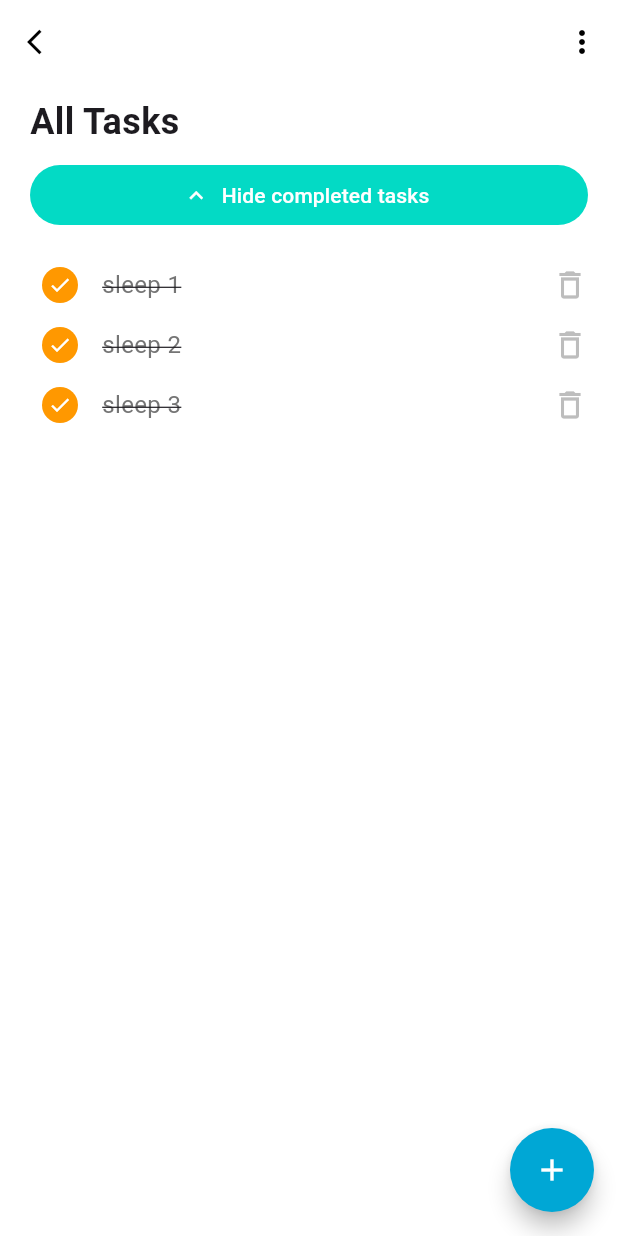
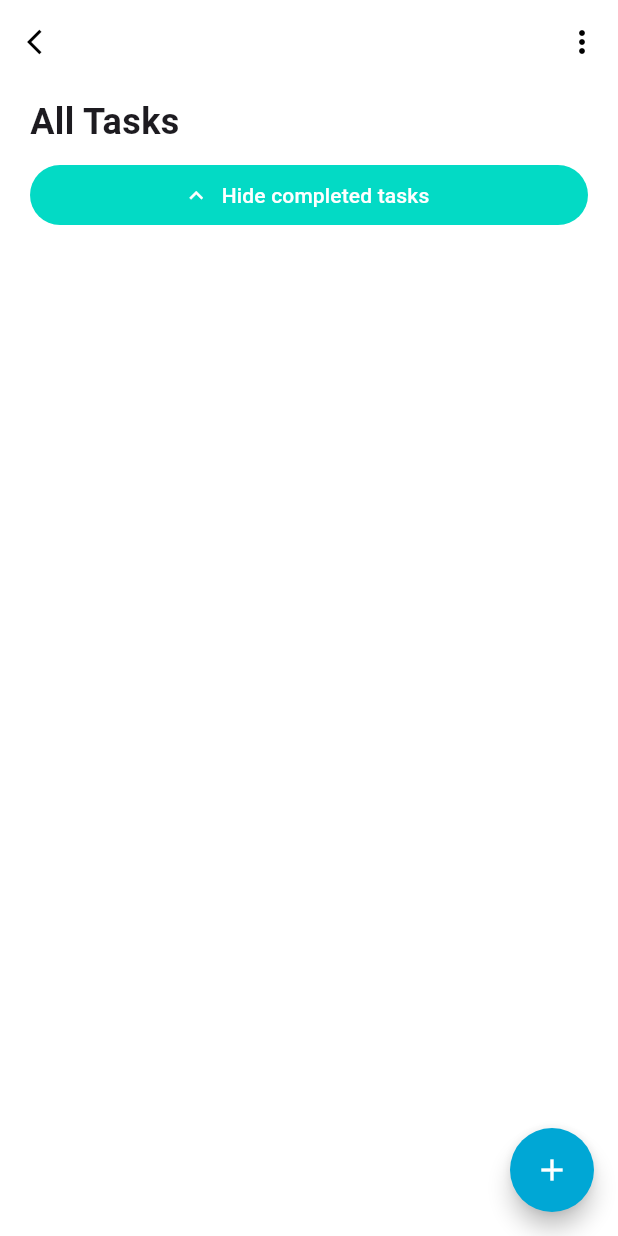
Before and after one commit to tttduong/flutter_reminder, a Flutter app: the AllTasksPage screen opened directly, after a tap on "Hide completed tasks", on a phone screen of 412 x 824 dp. Run offline on Flutter 3.47's test engine with Material 3 defaults, Android fonts, the phone set to English and light mode, and no system bars; our stand-ins replace dash_chat_2, date_picker_timeline, get, get_storage, google_fonts; accounts and stored records are empty; network calls fail.

Commit message:
add task: include category- finish

```diff
--- a/client/lib/model/category.dart
+++ b/client/lib/model/category.dart
@@ -3,12 +3,14 @@ import 'package:flutter/material.dart';
 import 'package:flutter_to_do_app/model/task.dart';
 
 class Category {
+  final String id;
   final String title;
   final Color color;
   final IconData icon;
   final List<Task>? tasks;
 
   Category({
+    required this.id,
     required this.title,
     required this.color,
     required this.icon,
@@ -18,6 +20,7 @@ class Category {
   // Phương thức chuyển đổi từ JSON sang Category object
   factory Category.fromJson(Map<String, dynamic> json) {
     return Category(
+      id: json['id'] ?? '',
       title: json['title'] ?? '',
       color: _parseColor(json['color']),
       icon: _parseIcon(json['icon']),
--- a/client/lib/model/task.dart
+++ b/client/lib/model/task.dart
@@ -3,10 +3,12 @@
 class Task {
   String? id;
   String? userId;
-  String? categoryId;
+  String categoryId;
   String title;
   String? description;
   bool isCompleted;
+  DateTime? date;
+  String? time;
   DateTime? createdAt;
   DateTime? updatedAt;
   bool isDeleted;
@@ -15,9 +17,11 @@ class Task {
     this.id,
     required this.title,
     this.userId,
-    this.categoryId,
+    required this.categoryId,
     this.description,
     this.isCompleted = false,
+    this.date,
+    this.time,
     this.createdAt,
     this.updatedAt,
     this.isDeleted = false,
@@ -31,7 +35,9 @@ class Task {
       categoryId: json['category_id'],
       title: json['title'],
       description: json['description'],
-      isCompleted: json['is_completed'] ?? 0,
+      isCompleted: json['is_completed'] ?? false,
+      date: json['date'] != null ? DateTime.parse(json['date']) : null,
+      time: json['time'], // dạng chuỗi, ví dụ: "08:30"
       createdAt: json['created_at'] != null
           ? DateTime.parse(json['created_at'])
           : null,
@@ -55,6 +61,8 @@ class Task {
       'title': title,
       'description': description,
       'is_complete': isCompleted,
+      'date': date?.toIso8601String(),
+      'time': time,
       'created_at': createdAt?.toIso8601String(),
       'updated_at': updatedAt?.toIso8601String(),
       'is_deleted': isDeleted,
--- a/client/lib/ui/add_list.dart
+++ b/client/lib/ui/add_list.dart
@@ -229,7 +229,7 @@ class _NewListBottomSheetState extends State<NewListBottomSheet> {
     if (_titleController.text.isEmpty) return;
 
     final category = model.Category(
-      // id: UniqueKey().toString(), // Tạo ID ngẫu nhiên nếu cần
+      id: UniqueKey().toString(), // Tạo ID ngẫu nhiên nếu cần
       title: _titleController.text,
       color: Color(selectedColor.value), // Lưu mã màu dưới dạng int
       icon: IconData(selectedIcon.codePoint,
--- a/client/lib/ui/all_task.dart
+++ b/client/lib/ui/all_task.dart
@@ -14,35 +14,35 @@ class AllTasksPage extends StatefulWidget {
 
 class _AllTasksPageState extends State<AllTasksPage> {
   // Các danh mục công việc
-  final List<Category> categories = [
-    Category(
-      title: 'Personal Project',
-      color: Colors.pink,
-      icon: Icons.person,
-      tasks: [
-        Task(title: 'build UI home', isCompleted: false),
-        Task(title: 'build UI today', isCompleted: false),
-        Task(title: 'build UI', isCompleted: false),
-      ],
-    ),
-    Category(
-      title: 'Healing',
-      color: Colors.orange,
-      icon: Icons.favorite,
-      tasks: [
-        Task(title: 'sleep', isCompleted: false),
-        Task(title: 'spicy noodles', isCompleted: false),
-        Task(title: 'lunch', isCompleted: false),
-      ],
-    ),
-  ];
+  // final List<Category> categories = [
+  //   Category(
+  //     title: 'Personal Project',
+  //     color: Colors.pink,
+  //     icon: Icons.person,
+  //     tasks: [
+  //       Task(title: 'build UI home', isCompleted: false),
+  //       Task(title: 'build UI today', isCompleted: false),
+  //       Task(title: 'build UI', isCompleted: false),
+  //     ],
+  //   ),
+  //   Category(
+  //     title: 'Healing',
+  //     color: Colors.orange,
+  //     icon: Icons.favorite,
+  //     tasks: [
+  //       Task(title: 'sleep', isCompleted: false),
+  //       Task(title: 'spicy noodles', isCompleted: false),
+  //       Task(title: 'lunch', isCompleted: false),
+  //     ],
+  //   ),
+  // ];
 
   // Công việc đã hoàn thành
-  final List<Task> completedTasks = [
-    Task(title: 'sleep 1', isCompleted: true),
-    Task(title: 'sleep 2', isCompleted: true),
-    Task(title: 'sleep 3', isCompleted: true),
-  ];
+  // final List<Task> completedTasks = [
+  //   Task(title: 'sleep 1', isCompleted: true),
+  //   Task(title: 'sleep 2', isCompleted: true),
+  //   Task(title: 'sleep 3', isCompleted: true),
+  // ];
 
   bool showCompletedTasks = false;
 
@@ -125,8 +125,8 @@ class _AllTasksPageState extends State<AllTasksPage> {
                   // Hiển thị công việc đã hoàn thành
                   if (showCompletedTasks) ...[
                     const SizedBox(height: 16),
-                    ...completedTasks
-                        .map((task) => _buildCompletedTaskItem(task)),
+                    // ...completedTasks
+                    // .map((task) => _buildCompletedTaskItem(task)),
                   ],
 
                   const SizedBox(height: 80), // Để tránh FAB che nội dung
```
Also changed, not shown: client/lib/controller/task_controller.dart (+11 -5 lines), client/lib/service/task_service.dart (+13 -5 lines), client/lib/ui/add_task.dart (+48 -27 lines), client/lib/ui/today.dart (+29 -29 lines), 2 other files.
